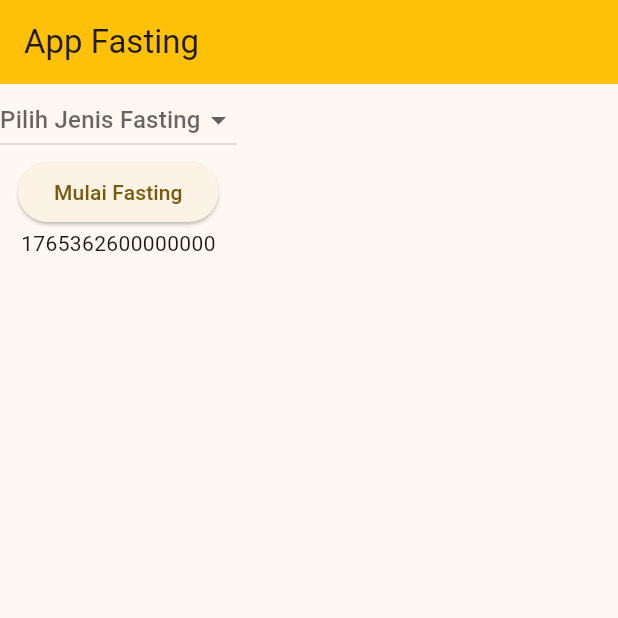
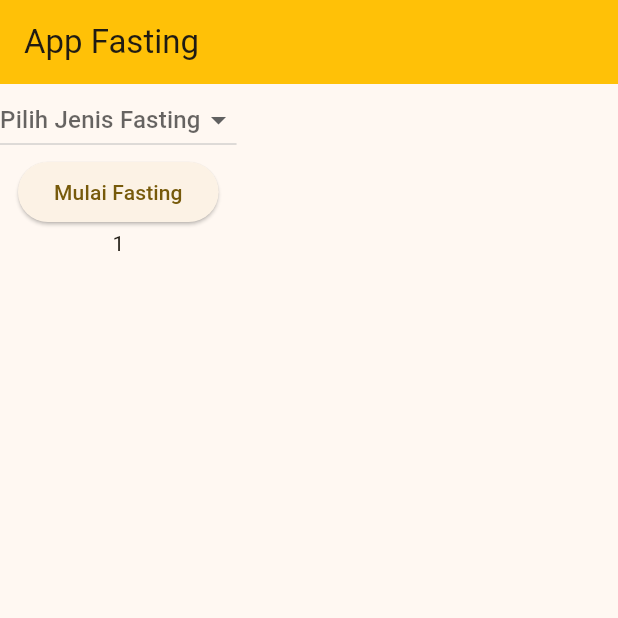
Before and after one commit to ilhamafandi21/soul-fast, a Flutter app: the screen it shows after launch, after a tap on "Mulai Fasting", on a phone screen of 412 x 824 dp, the top half of it. Run offline on Flutter 3.47's test engine with Material 3 defaults, Android fonts, the phone set to English and light mode, and no system bars; our stand-ins replace shared_preferences.

Commit message:
10 12 2025

```diff
--- a/lib/pages/home/home.dart
+++ b/lib/pages/home/home.dart
@@ -1,6 +1,7 @@
 import 'dart:async';
 
 import 'package:flutter/material.dart';
+import 'package:shared_preferences/shared_preferences.dart';
 import 'package:soulfast/pages/home/data.dart';
 
 class Home extends StatefulWidget {
@@ -11,12 +12,32 @@ class Home extends StatefulWidget {
 }
 
 class _HomeState extends State<Home> {
+  Timer? timer;
+  int endDate = 0;
+  int remainingTime = 0;
 
-  Timer? timer;
-  int timeNow = 0;
+  void startFasting() async {
+    final prefs = await SharedPreferences.getInstance();
+    endDate = DateTime.now()
+        .add(Duration(seconds: durationFasting+2))
+        .millisecondsSinceEpoch;
+    prefs.setInt('endDate', endDate);
 
- void startFasting() {
-    timeNow = DateTime.now().microsecondsSinceEpoch;
+    prefs.getInt('endDate');
+
+    timer = Timer.periodic(Duration(seconds: 1), (e){
+      final now = DateTime.now().millisecondsSinceEpoch;
+      final diff = endDate - now;
+
+      if(diff <= 0){
+        remainingTime = 0;
+        timer?.cancel();
+      }else{
+        setState(() {
+          remainingTime = diff ~/1000;
+        });
+      }
+    });
   }
 
   @override
@@ -39,12 +60,15 @@ class _HomeState extends State<Home> {
                 },
               ),
 
-              ElevatedButton(onPressed: () {
-                setState(() {
-                  startFasting();
-                });
-              }, child: Text('Mulai Fasting')),
-              Text(timeNow.toString()),
+              ElevatedButton(
+                onPressed: () {
+                  setState(() {
+                    startFasting();
+                  });
+                },
+                child: Text('Mulai Fasting'),
+              ),
+              Text(remainingTime.toString()),
             ],
           ),
         ),
```
